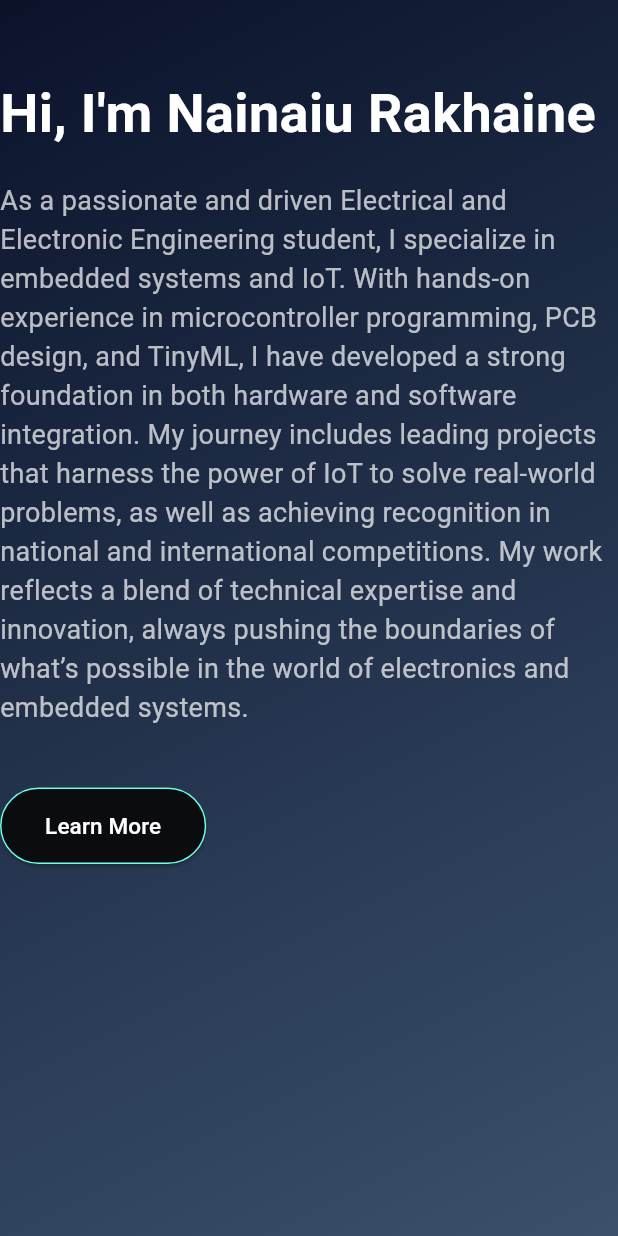
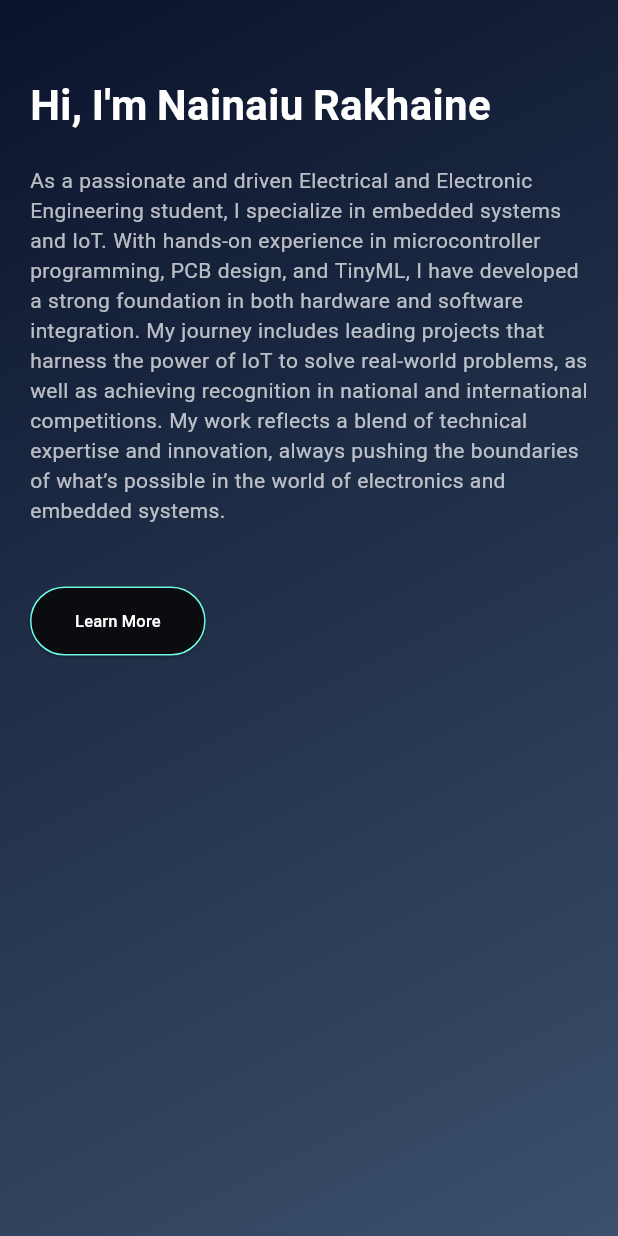
Before and after one commit to nainaiurk/nainaifolio, a Flutter app: the IntroductionSection widget shown alone on an empty page, opened directly with empty values, on a phone screen of 412 x 824 dp. Run offline on Flutter 3.47's test engine with Material 3 defaults, Android fonts, the light colour scheme and no system bars; our stand-ins replace animated_text_kit, font_awesome_flutter, google_fonts, percent_indicator; missing offline and left inert: dart:js; network calls fail; Roboto replaces fonts that are missing (FontAwesome).

Commit message:
responsive start

```diff
--- a/lib/utils/constant.dart
+++ b/lib/utils/constant.dart
@@ -1,4 +1,5 @@
 import 'package:flutter/material.dart';
+import 'package:google_fonts/google_fonts.dart';
 
 var image =
     'https://scontent.fcgp17-1.fna.fbcdn.net/v/t39.30808-6/432934437_379672724910396_8625477020084735141_n.jpg?_nc_cat=107&ccb=1-7&_nc_sid=cc71e4&_nc_eui2=AeG5BsXZvr2Sg6GlHC8y6Se1LhOu4QnDi98uE67hCcOL33QU7tkhiOymrj4PTEF3bxUKl3EBOsDIKYGCc6rHW1Xw&_nc_ohc=k6czQtmUyh0Q7kNvgHwtgbY&_nc_ht=scontent.fcgp17-1.fna&oh=00_AYBc7JWboKXLTOC7OGXq6fBCddNBmLzQvYdv6HZUbL83TQ&oe=66C75C94';
@@ -38,10 +39,11 @@ ThemeData darkTheme = ThemeData(
   ),
   scaffoldBackgroundColor: const Color(0XFF0b132b),
   cardColor: const Color(0XFF3a506b),
-    textTheme: const TextTheme(
-      bodyLarge: TextStyle(color: Color(0XFF6fffe9)),
-      bodyMedium: TextStyle(color: Color.fromARGB(255, 255, 255, 255)),
-      bodySmall: TextStyle(color: Color(0xFFC5C6C7)),
+  textTheme: TextTheme(
+    bodyLarge: GoogleFonts.poppins(color: const Color(0XFF6fffe9)),
+    bodyMedium:
+        GoogleFonts.poppins(color: const Color.fromARGB(255, 255, 255, 255)),
+    bodySmall: GoogleFonts.poppins(color: const Color(0xFFC5C6C7)),
   ),
   elevatedButtonTheme: ElevatedButtonThemeData(
     style: ElevatedButton.styleFrom(
@@ -51,4 +53,5 @@ ThemeData darkTheme = ThemeData(
   ),
   iconTheme: const IconThemeData(
     color: Color(0XFF6fffe9),
-    ));
+  ),
+);
--- a/lib/widgets/animated_header.dart
+++ b/lib/widgets/animated_header.dart
@@ -37,8 +37,7 @@ class AnimatedHeader extends StatelessWidget {
                     Text(
                       "Hello:)",
                       style: TextStyle(
-                        fontSize: 30,
-                        fontWeight: FontWeight.bold,
+                        fontSize: 25,
                         color: Theme.of(context).textTheme.bodyMedium!.color,
                       ),
                     ),
@@ -47,8 +46,7 @@ class AnimatedHeader extends StatelessWidget {
                         TypewriterAnimatedText(
                           "Welcome to Nainai's Portfolio",
                           textStyle: const TextStyle(
-                            fontSize: 30.0,
-                            fontWeight: FontWeight.bold,
+                            fontSize: 25,
                           ),
                           speed: const Duration(milliseconds: 100),
                         ),
--- a/lib/widgets/introduction_section.dart
+++ b/lib/widgets/introduction_section.dart
@@ -1,4 +1,5 @@
 import 'package:flutter/material.dart';
+import '../utils/responsive.dart'; // Import your responsive helper file
 
 class IntroductionSection extends StatelessWidget {
   @override
@@ -10,35 +11,49 @@ class IntroductionSection extends StatelessWidget {
   Widget build(BuildContext context) {
     return Container(
       width: double.infinity,
-      padding: const EdgeInsets.symmetric(vertical: 50),
+      padding: const EdgeInsets.symmetric(
+          vertical: 50, horizontal: 20), // Added horizontal padding
       decoration: BoxDecoration(
         gradient: LinearGradient(
           colors: [
             Theme.of(context).scaffoldBackgroundColor,
             Theme.of(context).cardColor,
-            // Theme.of(context).canvasColor,
           ],
           begin: Alignment.topLeft,
           end: Alignment.bottomRight,
         ),
       ),
-      child: Column(
+      child: Responsive(
+        mobile: _buildContent(context, 28, 14),
+        tablet: _buildContent(context, 32, 16),
+        desktop: _buildContent(context, 36, 18),
+      ),
+    );
+  }
+
+  Widget _buildContent(
+      BuildContext context, double titleFontSize, double bodyFontSize) {
+    return Column(
       crossAxisAlignment: CrossAxisAlignment.start,
       children: [
         Text(
           "Hi, I'm Nainaiu Rakhaine",
           style: TextStyle(
-              fontSize: 36,
+            fontSize: titleFontSize,
             fontWeight: FontWeight.bold,
             color: Theme.of(context).textTheme.bodyMedium!.color,
+            fontFamily:
+                'FontAwesome', // Example: Use FontAwesome for custom fonts
           ),
         ),
         const SizedBox(height: 20),
-          const Text(
-            "As a passionate and driven Electrical and Electronic Engineering student, I specialize in embedded systems and IoT. With hands-on experience in microcontroller programming, PCB design, and TinyML, I have developed a strong foundation in both hardware and software integration. My journey includes leading projects that harness the power of IoT to solve real-world problems, as well as achieving recognition in national and international competitions. My work reflects a blend of technical expertise and innovation, always pushing the boundaries of what\’s possible in the world of electronics and embedded systems.",
+        Text(
+          "As a passionate and driven Electrical and Electronic Engineering student, I specialize in embedded systems and IoT. With hands-on experience in microcontroller programming, PCB design, and TinyML, I have developed a strong foundation in both hardware and software integration. My journey includes leading projects that harness the power of IoT to solve real-world problems, as well as achieving recognition in national and international competitions. My work reflects a blend of technical expertise and innovation, always pushing the boundaries of what’s possible in the world of electronics and embedded systems.",
           style: TextStyle(
-              fontSize: 18,
+            fontSize: bodyFontSize,
             color: Colors.white70,
+            fontFamily:
+                'FontAwesome', // Example: Use FontAwesome for custom fonts
           ),
         ),
         const SizedBox(height: 40),
@@ -53,12 +68,12 @@ class IntroductionSection extends StatelessWidget {
           child: Text(
             "Learn More",
             style: TextStyle(
-                  fontSize: 15,
-                  color: Theme.of(context).textTheme.bodyMedium!.color),
+              fontSize: bodyFontSize - 3,
+              color: Theme.of(context).textTheme.bodyMedium!.color,
+            ),
           ),
         ),
       ],
-      ),
     );
   }
 }
--- a/pubspec.yaml
+++ b/pubspec.yaml
@@ -41,6 +41,7 @@ dependencies:
   url_launcher_web: ^2.3.3
   percent_indicator: ^4.2.3
   animated_text_kit: ^4.2.2
+  google_fonts: ^6.2.1
 
 dev_dependencies:
   flutter_test:
```
Also changed, not shown: lib/utils/scroll_to_section.dart (deleted, +0 -14 lines), lib/widgets/top_navigation_bar.dart (+10 -29 lines), pubspec.lock, 1 other file. Lines whose indentation alone changed are shown as unchanged.
